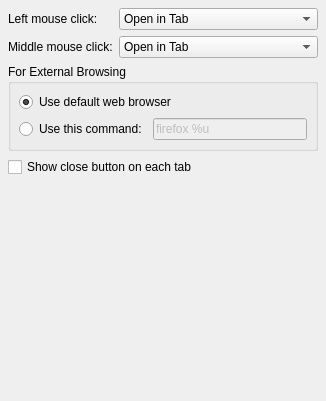
Qt form akregator/configuration/settings_browser.ui (chusopr/kdepim-ktimetracker-akonadi) before a commit.
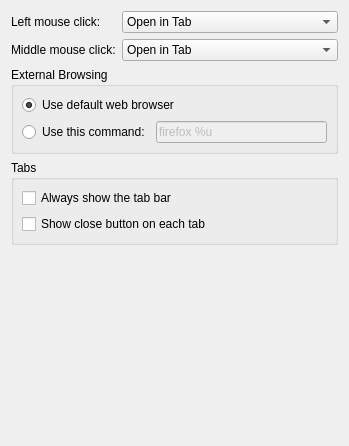
The same form after that commit.

Commit message:
Add a settings option for "Always show the tab bar".
BUG:165945

Diff of the .ui file:
```diff
--- a/akregator/configuration/settings_browser.ui
+++ b/akregator/configuration/settings_browser.ui
@@ -3,62 +3,31 @@
  <comment></comment>
  <exportmacro></exportmacro>
  <class>Akregator::SettingsBrowser</class>
- <widget class="QWidget" name="Akregator::SettingsBrowser" >
-  <property name="geometry" >
+ <widget class="QWidget" name="Akregator::SettingsBrowser">
+  <property name="geometry">
    <rect>
     <x>0</x>
     <y>0</y>
-    <width>326</width>
-    <height>401</height>
+    <width>349</width>
+    <height>446</height>
    </rect>
   </property>
   <property name="windowTitle" >
    <string>ExternalBrowser</string>
   </property>
-  <layout class="QGridLayout" >
-   <property name="margin" >
-    <number>8</number>
-   </property>
-   <property name="spacing" >
-    <number>6</number>
-   </property>
-   <item row="2" column="0" >
-    <widget class="QCheckBox" name="kcfg_CloseButtonOnTabs" >
-     <property name="text" >
-      <string>Show close button on each tab</string>
-     </property>
-    </widget>
-   </item>
-   <item row="3" column="0" >
-    <spacer>
-     <property name="orientation" >
-      <enum>Qt::Vertical</enum>
-     </property>
-     <property name="sizeType" >
-      <enum>QSizePolicy::Expanding</enum>
-     </property>
-     <property name="sizeHint" >
-      <size>
-       <width>31</width>
-       <height>16</height>
-      </size>
-     </property>
-    </spacer>
-   </item>
-   <item row="0" column="0" >
-    <layout class="QGridLayout" >
-     <property name="margin" >
+  <layout class="QVBoxLayout" name="verticalLayout">
+   <item>
+    <layout class="QGridLayout" name="mouseButtonsLayout">
+     <property name="margin">
       <number>0</number>
      </property>
-     <property name="spacing" >
+     <property name="spacing">
       <number>6</number>
      </property>
-     <item row="0" column="1" >
-      <widget class="QComboBox" name="kcfg_LMBBehaviour" >
-       <property name="sizePolicy" >
-        <sizepolicy>
-         <hsizetype>7</hsizetype>
-         <vsizetype>0</vsizetype>
+     <item row="0" column="1">
+      <widget class="QComboBox" name="kcfg_LMBBehaviour">
+       <property name="sizePolicy">
+        <sizepolicy hsizetype="Expanding" vsizetype="Fixed">
          <horstretch>0</horstretch>
          <verstretch>0</verstretch>
         </sizepolicy>
@@ -80,12 +49,10 @@
        </item>
       </widget>
      </item>
-     <item row="1" column="0" >
-      <widget class="QLabel" name="textLabel1" >
-       <property name="sizePolicy" >
-        <sizepolicy>
-         <hsizetype>1</hsizetype>
-         <vsizetype>0</vsizetype>
+     <item row="1" column="0">
+      <widget class="QLabel" name="MMBlabel">
+       <property name="sizePolicy">
+        <sizepolicy hsizetype="Minimum" vsizetype="Fixed">
          <horstretch>0</horstretch>
          <verstretch>0</verstretch>
         </sizepolicy>
@@ -95,12 +62,10 @@
        </property>
       </widget>
      </item>
-     <item row="0" column="0" >
-      <widget class="QLabel" name="textLabel1_3" >
-       <property name="sizePolicy" >
-        <sizepolicy>
-         <hsizetype>1</hsizetype>
-         <vsizetype>0</vsizetype>
+     <item row="0" column="0">
+      <widget class="QLabel" name="LMBlabel">
+       <property name="sizePolicy">
+        <sizepolicy hsizetype="Minimum" vsizetype="Fixed">
          <horstretch>0</horstretch>
          <verstretch>0</verstretch>
         </sizepolicy>
@@ -110,12 +75,10 @@
        </property>
       </widget>
      </item>
-     <item row="1" column="1" >
-      <widget class="QComboBox" name="kcfg_MMBBehaviour" >
-       <property name="sizePolicy" >
-        <sizepolicy>
-         <hsizetype>7</hsizetype>
-         <vsizetype>0</vsizetype>
+     <item row="1" column="1">
+      <widget class="QComboBox" name="kcfg_MMBBehaviour">
+       <property name="sizePolicy">
+        <sizepolicy hsizetype="Expanding" vsizetype="Fixed">
          <horstretch>0</horstretch>
          <verstretch>0</verstretch>
         </sizepolicy>
@@ -139,21 +102,21 @@
      </item>
     </layout>
    </item>
-   <item row="1" column="0" >
-    <widget class="QGroupBox" name="groupBox" >
-     <property name="title" >
-      <string>For External Browsing</string>
+   <item>
+    <widget class="QGroupBox" name="externalBrowserGroupBox">
+     <property name="title">
+      <string>External Browsing</string>
      </property>
-     <layout class="QGridLayout" >
-      <property name="margin" >
+     <layout class="QGridLayout">
+      <property name="margin">
        <number>8</number>
       </property>
-      <property name="spacing" >
+      <property name="spacing">
        <number>6</number>
       </property>
-      <item row="1" column="1" >
-       <widget class="QLineEdit" name="kcfg_ExternalBrowserCustomCommand" >
-        <property name="enabled" >
+      <item row="1" column="1">
+       <widget class="QLineEdit" name="kcfg_ExternalBrowserCustomCommand">
+        <property name="enabled">
          <bool>false</bool>
         </property>
         <property name="text" >
@@ -161,16 +124,16 @@
         </property>
        </widget>
       </item>
-      <item row="1" column="0" >
-       <widget class="QRadioButton" name="kcfg_ExternalBrowserUseCustomCommand" >
-        <property name="text" >
+      <item row="1" column="0">
+       <widget class="QRadioButton" name="kcfg_ExternalBrowserUseCustomCommand">
+        <property name="text">
          <string>Use this command:</string>
         </property>
        </widget>
       </item>
-      <item row="0" column="0" colspan="2" >
-       <widget class="QRadioButton" name="kcfg_ExternalBrowserUseKdeDefault" >
-        <property name="text" >
+      <item row="0" column="0" colspan="2">
+       <widget class="QRadioButton" name="kcfg_ExternalBrowserUseKdeDefault">
+        <property name="text">
          <string>Use default web browser</string>
         </property>
         <property name="checked" >
@@ -181,9 +144,54 @@
      </layout>
     </widget>
    </item>
+   <item>
+    <widget class="QGroupBox" name="tabsGroupBox">
+     <property name="title">
+      <string>Tabs</string>
+     </property>
+     <layout class="QGridLayout" name="_2">
+      <property name="margin">
+       <number>8</number>
+      </property>
+      <property name="spacing">
+       <number>6</number>
+      </property>
+      <item row="1" column="0">
+       <widget class="QCheckBox" name="kcfg_CloseButtonOnTabs">
+        <property name="text">
+         <string>Show close button on each tab</string>
+        </property>
+       </widget>
+      </item>
+      <item row="0" column="0">
+       <widget class="QCheckBox" name="kcfg_AlwaysShowTabBar">
+        <property name="text">
+         <string>Always show the tab bar</string>
+        </property>
+       </widget>
+      </item>
+     </layout>
+    </widget>
+   </item>
+   <item>
+    <spacer>
+     <property name="orientation">
+      <enum>Qt::Vertical</enum>
+     </property>
+     <property name="sizeType">
+      <enum>QSizePolicy::Expanding</enum>
+     </property>
+     <property name="sizeHint" stdset="0">
+      <size>
+       <width>31</width>
+       <height>16</height>
+      </size>
+     </property>
+    </spacer>
+   </item>
   </layout>
  </widget>
- <layoutdefault spacing="6" margin="11" />
+ <layoutdefault spacing="6" margin="11"/>
  <pixmapfunction>qPixmapFromMimeSource</pixmapfunction>
  <resources/>
  <connections/>
```
Left out of the diff: 27 changed lines with no effect on the pictures. The commit also changes 2 other files.
